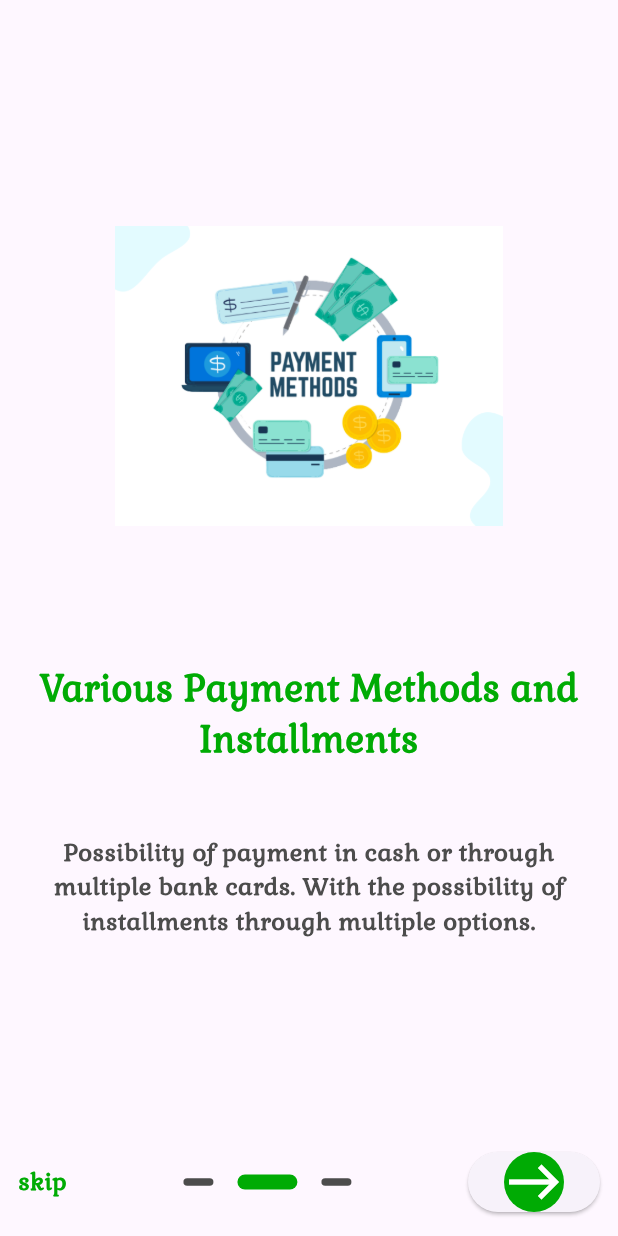
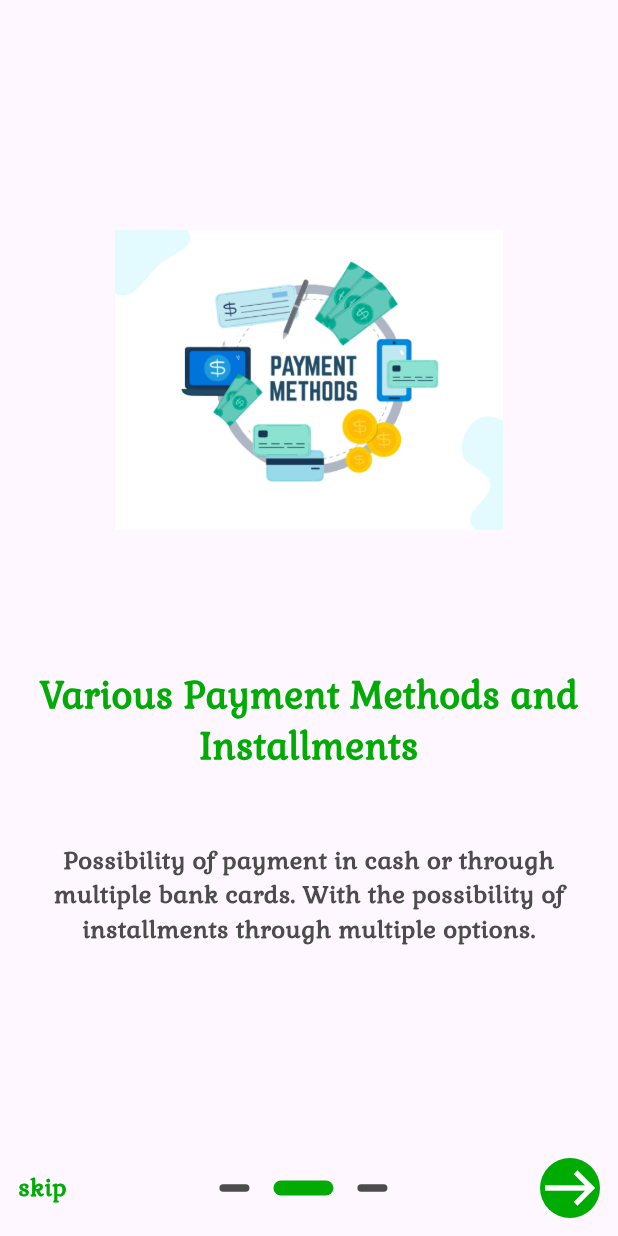
Before and after one commit to MustafaSheeha/SpeedCircles, a Flutter app: the screen it shows after launch, swiped to page 2, on a phone screen of 412 x 824 dp. Run offline on Flutter 3.47's test engine with Material 3 defaults, Android fonts, the phone set to English and light mode, and no system bars; our stand-ins replace get.

Commit message:
Refactor NextButtonWidget to use GestureDetector instead of ElevatedButton.

```diff
--- a/lib/features/onboarding/view/widgets/next_button_widget.dart
+++ b/lib/features/onboarding/view/widgets/next_button_widget.dart
@@ -4,13 +4,13 @@ import '../../../../core/constants/app_colors.dart';
 
 class NextButtonWidget extends StatelessWidget {
   const NextButtonWidget({
-    super.key,
+    super.key, this.onTap,
   });
-
+  final void Function()? onTap;
   @override
   Widget build(BuildContext context) {
-    return ElevatedButton(
-        onPressed: () {},
+    return GestureDetector(
+        onTap: onTap,
         child: Container(
             decoration: const BoxDecoration(
                 color: AppColors.primary, shape: BoxShape.circle),
```
